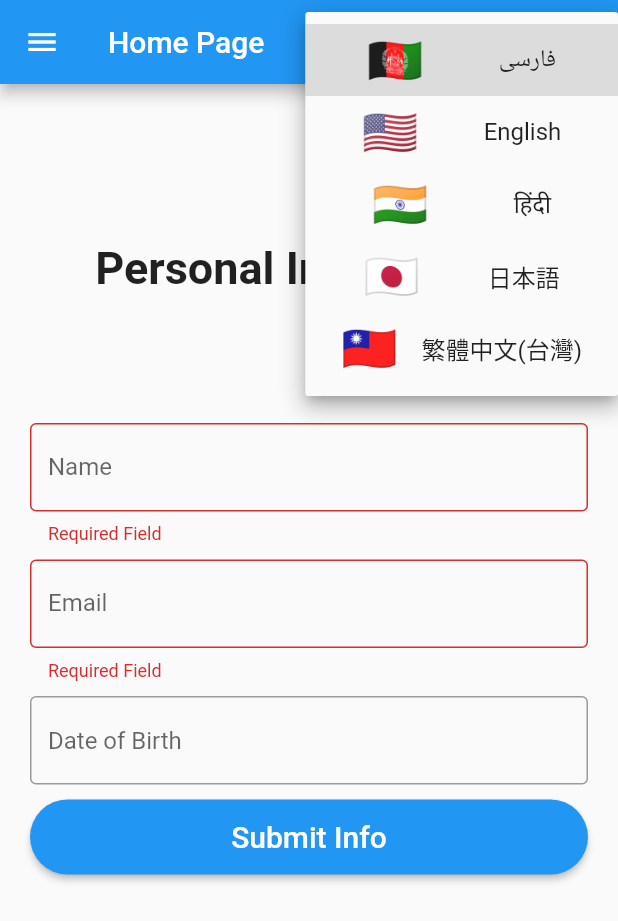
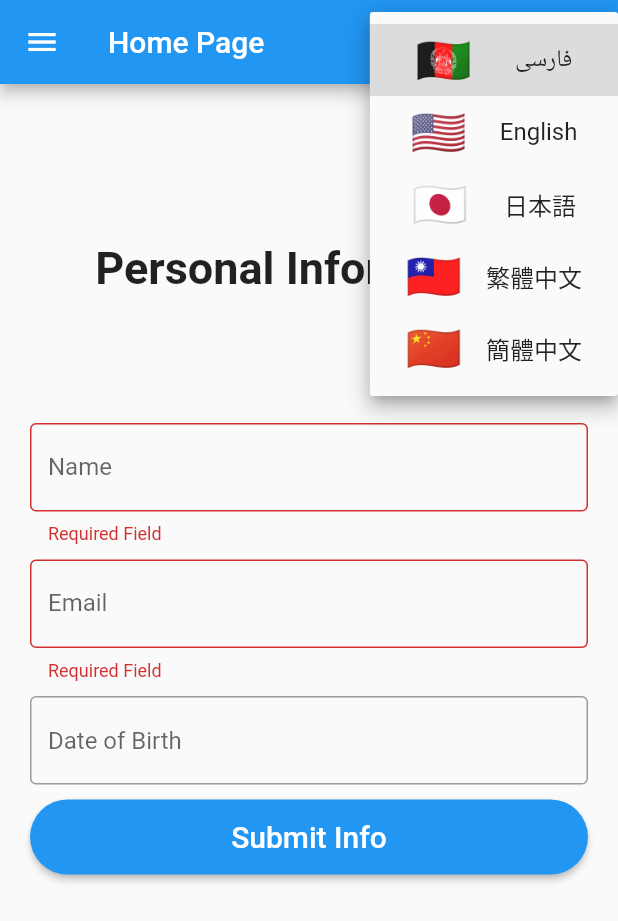
Before and after one commit to jack06215/flutter-intl-sample, a Flutter app: the screen it shows after launch, after a tap on "Submit Info", after a tap on the "language" icon, on a phone screen of 412 x 824 dp. Shown: the top 921 px of the screen. Run offline on Flutter 3.47's test engine with Material 2 defaults, Android fonts, the phone set to English and light mode, and no system bars; our stand-ins replace shared_preferences; generated files the repository leaves out were written again.

Commit message:
l10n using arb and intl

```diff
--- /dev/null
+++ b/l10n.yaml
@@ -0,0 +1,3 @@
+arb-dir: lib/lang
+template-arb-file: ja.arb
+output-localization-file: app_localizations.dart
--- a/lib/classes/language.dart
+++ b/lib/classes/language.dart
@@ -10,9 +10,9 @@ class Language {
     return <Language>[
       Language(1, "🇦🇫", "فارسی", "fa"),
       Language(2, "🇺🇸", "English", "en"),
-      Language(4, "🇮🇳", "हिंदी", "hi"),
       Language(5, "🇯🇵", "日本語", "ja"),
-      Language(5, "🇹🇼", "繁體中文(台灣)", "zh-TW"),
+      Language(5, "🇹🇼", "繁體中文", "zh-TW"),
+      Language(6, "🇨🇳", "簡體中文", "zh-CN"),
     ];
   }
 }
--- a/lib/lang/zh-TW.json
+++ b/lib/lang/TW.arb
@@ -1,4 +1,5 @@
 {
+    "@@locale": "zh_Hant_TW",
     "home_page": "首頁",
     "personal_information": "個人資料",
     "name": "名字",
--- a/lib/lang/fa.json
+++ b/lib/lang/fa.arb
@@ -1,4 +1,5 @@
 {
+    "@@locale": "fa",
     "home_page": "صفحه اصلی",
     "personal_information": "معلومات شخصی",
     "name": "اسم",
--- a/lib/lang/ja.json
+++ b/lib/lang/ja.arb
@@ -1,4 +1,5 @@
 {
+    "@@locale": "ja",
     "home_page": "ホームページ",
     "personal_information": "個人情報",
     "name": "名前",
--- a/lib/localization/demo_localization.dart
+++ /dev/null
@@ -1,59 +0,0 @@
-import 'dart:convert';
-
-import 'package:flutter/material.dart';
-import 'package:flutter/services.dart';
-
-class DemoLocalization {
-  DemoLocalization(this.locale);
-
-  final Locale locale;
-  static DemoLocalization of(BuildContext context) {
-    return Localizations.of<DemoLocalization>(context, DemoLocalization);
-  }
-
-  Map<String, String> _localizedValues;
-
-  Future<void> load() async {
-    String jsonStringValues;
-    if (locale.languageCode == 'zh') {
-      jsonStringValues = await rootBundle.loadString('lib/lang/zh-TW.json');
-    } else {
-      jsonStringValues =
-          await rootBundle.loadString('lib/lang/${locale.languageCode}.json');
-    }
-    Map<String, dynamic> mappedJson = json.decode(jsonStringValues);
-    _localizedValues =
-        mappedJson.map((key, value) => MapEntry(key, value.toString()));
-  }
-
-  String translate(String key) {
-    return _localizedValues[key];
-  }
-
-  // static member to have simple access to the delegate from Material App
-  static const LocalizationsDelegate<DemoLocalization> delegate =
-      _DemoLocalizationsDelegate();
-}
-
-class _DemoLocalizationsDelegate
-    extends LocalizationsDelegate<DemoLocalization> {
-  const _DemoLocalizationsDelegate();
-
-  @override
-  bool isSupported(Locale locale) {
-    if (locale.languageCode == 'zh') {
-      return ['TW'].contains(locale.countryCode);
-    }
-    return ['en', 'fa', 'ja', 'hi'].contains(locale.languageCode);
-  }
-
-  @override
-  Future<DemoLocalization> load(Locale locale) async {
-    DemoLocalization localization = new DemoLocalization(locale);
-    await localization.load();
-    return localization;
-  }
-
-  @override
-  bool shouldReload(LocalizationsDelegate<DemoLocalization> old) => false;
-}
--- a/lib/localization/language_constants.dart
+++ b/lib/localization/language_constants.dart
@@ -1,5 +1,4 @@
 import 'package:flutter/material.dart';
-import 'package:flutter_hello_world/localization/demo_localization.dart';
 import 'package:shared_preferences/shared_preferences.dart';
 
 const String LAGUAGE_CODE = 'languageCode';
@@ -7,9 +6,9 @@ const String LAGUAGE_CODE = 'languageCode';
 // Languages code
 const String ENGLISH = 'en';
 const String FARSI = 'fa';
-const String HINDI = 'hi';
 const String JAPANESE = 'ja';
 const String ZH_TAIWAN = 'zh-TW';
+const String ZH_CHINA = 'zh-CN';
 
 Future<Locale> setLocale(String languageCode) async {
   SharedPreferences _prefs = await SharedPreferences.getInstance();
@@ -30,17 +29,14 @@ Locale _locale(String languageCode) {
     case FARSI:
       return Locale(FARSI, "IR");
     case JAPANESE:
-      return Locale(JAPANESE, "JA");
-    case HINDI:
-      return Locale(HINDI, "IN");
+      return Locale(JAPANESE);
+    case ZH_CHINA:
+      return Locale.fromSubtags(
+          languageCode: 'zh', scriptCode: 'Hans', countryCode: 'CN');
     case ZH_TAIWAN:
       return Locale.fromSubtags(
           languageCode: 'zh', scriptCode: 'Hant', countryCode: 'TW');
     default:
-      return Locale(ENGLISH, 'US');
+      return Locale(ENGLISH);
   }
 }
-
-String getTranslated(BuildContext context, String key) {
-  return DemoLocalization.of(context).translate(key);
-}
--- a/lib/main.dart
+++ b/lib/main.dart
@@ -1,8 +1,8 @@
 import 'package:flutter/material.dart';
-import 'package:flutter_hello_world/localization/demo_localization.dart';
 import 'package:flutter_hello_world/router/custom_router.dart';
 import 'package:flutter_hello_world/router/route_constants.dart';
 import 'package:flutter_localizations/flutter_localizations.dart';
+import 'package:flutter_gen/gen_l10n/app_localizations.dart';
 
 import 'localization/language_constants.dart';
 
@@ -52,21 +52,8 @@ class _MyAppState extends State<MyApp> {
         title: "Flutter Localization Demo",
         theme: ThemeData(primarySwatch: Colors.blue),
         locale: _locale,
-        supportedLocales: [
-          Locale("en", "US"),
-          Locale("fa", "IR"),
-          Locale("ar", "SA"),
-          Locale("hi", "IN"),
-          Locale("ja", "JA"),
-          Locale.fromSubtags(
-              languageCode: 'zh', scriptCode: 'Hant', countryCode: 'TW'),
-        ],
-        localizationsDelegates: [
-          DemoLocalization.delegate,
-          GlobalMaterialLocalizations.delegate,
-          GlobalWidgetsLocalizations.delegate,
-          GlobalCupertinoLocalizations.delegate,
-        ],
+        supportedLocales: AppLocalizations.supportedLocales,
+        localizationsDelegates: AppLocalizations.localizationsDelegates,
         localeResolutionCallback: (locale, supportedLocales) {
           for (var supportedLocale in supportedLocales) {
             if (supportedLocale.languageCode == locale.languageCode &&
--- a/lib/pages/home_page.dart
+++ b/lib/pages/home_page.dart
@@ -3,6 +3,7 @@ import 'package:flutter_hello_world/classes/language.dart';
 import 'package:flutter_hello_world/localization/language_constants.dart';
 import 'package:flutter_hello_world/main.dart';
 import 'package:flutter_hello_world/router/route_constants.dart';
+import 'package:flutter_gen/gen_l10n/app_localizations.dart';
 
 class HomePage extends StatefulWidget {
   HomePage({Key key}) : super(key: key);
@@ -26,7 +27,7 @@ class _HomePageState extends State<HomePage> {
   Widget build(BuildContext context) {
     return Scaffold(
       appBar: AppBar(
-        title: Text(getTranslated(context, 'home_page')),
+        title: Text(AppLocalizations.of(context).home_page),
         actions: <Widget>[
           Padding(
             padding: const EdgeInsets.all(8.0),
@@ -80,8 +81,7 @@ class _HomePageState extends State<HomePage> {
               height: MediaQuery.of(context).size.height / 4,
               child: Center(
                 child: Text(
-                  getTranslated(context, 'personal_information'),
-                  // DemoLocalization.of(context).translate('personal_information'),
+                  AppLocalizations.of(context).personal_information,
                   textAlign: TextAlign.center,
                   style: TextStyle(
                     fontSize: 30,
@@ -93,15 +93,14 @@ class _HomePageState extends State<HomePage> {
             TextFormField(
               validator: (val) {
                 if (val.isEmpty) {
-                  return getTranslated(context, 'required_field');
-                  // return DemoLocalization.of(context).translate('required_fiedl');
+                  return AppLocalizations.of(context).required_field;
                 }
                 return null;
               },
               decoration: InputDecoration(
                 border: OutlineInputBorder(),
-                labelText: getTranslated(context, 'name'),
-                hintText: getTranslated(context, 'name_hint'),
+                labelText: AppLocalizations.of(context).name,
+                hintText: AppLocalizations.of(context).name_hint,
               ),
             ),
             SizedBox(
@@ -110,14 +109,14 @@ class _HomePageState extends State<HomePage> {
             TextFormField(
               validator: (val) {
                 if (val.isEmpty) {
-                  return getTranslated(context, 'required_field');
+                  return AppLocalizations.of(context).required_field;
                 }
                 return null;
               },
               decoration: InputDecoration(
                 border: OutlineInputBorder(),
-                labelText: getTranslated(context, 'email'),
-                hintText: getTranslated(context, 'email_hint'),
+                labelText: AppLocalizations.of(context).email,
+                hintText: AppLocalizations.of(context).email_hint,
               ),
             ),
             SizedBox(
@@ -126,7 +125,7 @@ class _HomePageState extends State<HomePage> {
             TextFormField(
               decoration: InputDecoration(
                   border: OutlineInputBorder(),
-                  hintText: getTranslated(context, 'date_of_birth')),
+                  hintText: AppLocalizations.of(context).date_of_birth),
               onTap: () async {
                 FocusScope.of(context).requestFocus(FocusNode());
                 await showDatePicker(
@@ -151,7 +150,7 @@ class _HomePageState extends State<HomePage> {
               color: Theme.of(context).primaryColor,
               child: Center(
                 child: Text(
-                  getTranslated(context, 'submit_info'),
+                  AppLocalizations.of(context).submit_info,
                   style: TextStyle(color: Colors.white, fontSize: 20),
                 ),
               ),
@@ -185,7 +184,7 @@ class _HomePageState extends State<HomePage> {
               size: 30,
             ),
             title: Text(
-              getTranslated(context, 'about_us'),
+              AppLocalizations.of(context).about_us,
               style: _textStyle,
             ),
             onTap: () {
@@ -202,7 +201,7 @@ class _HomePageState extends State<HomePage> {
               size: 30,
             ),
             title: Text(
-              getTranslated(context, 'settings'),
+              AppLocalizations.of(context).settings,
               style: _textStyle,
             ),
             onTap: () {
--- a/lib/pages/settings_page.dart
+++ b/lib/pages/settings_page.dart
@@ -2,6 +2,8 @@ import 'package:flutter/material.dart';
 import 'package:flutter_hello_world/classes/language.dart';
 import 'package:flutter_hello_world/localization/language_constants.dart';
 import 'package:flutter_hello_world/main.dart';
+import 'package:flutter_gen/gen_l10n/app_localizations.dart';
+
 
 class SettingsPage extends StatefulWidget {
   SettingsPage({Key key}) : super(key: key);
@@ -20,13 +22,13 @@ class _SettingsPageState extends State<SettingsPage> {
   Widget build(BuildContext context) {
     return Scaffold(
       appBar: AppBar(
-        title: Text(getTranslated(context, 'settings')),
+        title: Text(AppLocalizations.of(context).settings),
       ),
       body: Container(
         child: Center(
             child: DropdownButton<Language>(
           iconSize: 30,
-          hint: Text(getTranslated(context, 'change_language')),
+          hint: Text(AppLocalizations.of(context).change_language),
           onChanged: (Language language) {
             _changeLanguage(language);
           },
```
Also changed, not shown: lib/lang/CN.arb (added, +16 -0 lines), lib/lang/IR.arb (added, +16 -0 lines), lib/lang/US.arb (added, +16 -0 lines), lib/lang/en.arb (added, +16 -0 lines), lib/lang/en.json (deleted, +0 -15 lines), lib/lang/hi.json (deleted, +0 -15 lines), lib/lang/zh.arb (added, +16 -0 lines), lib/pages/about_page.dart (+4 -3 lines), pubspec.yaml (+2 -7 lines), pubspec.lock, 2 other files.
